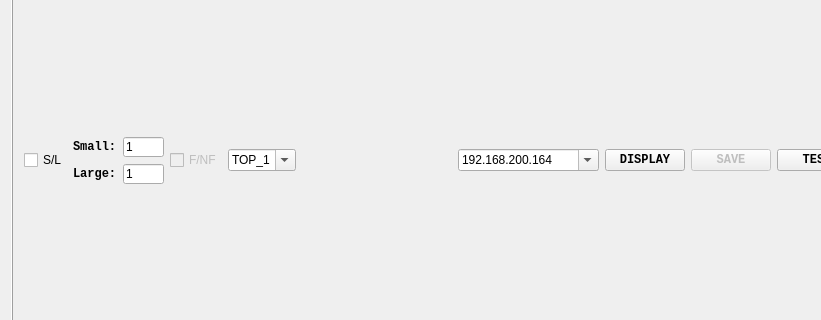
First picture: the form in src/gui/ui/autocalibpage.ui, repository joeaaron/AutoCalib, before the edit; both pictures show x 0 to 821 and y 494 to 814 of the 1062 by 919 pixel window.
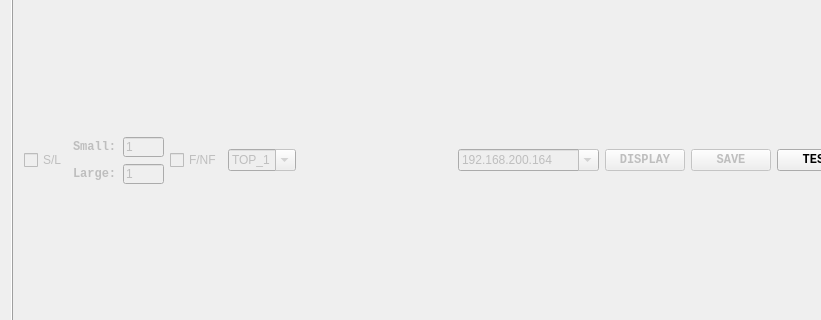
Second picture: the form after the edit. Icons and pictures are not drawn.

```diff
--- a/src/gui/ui/autocalibpage.ui
+++ b/src/gui/ui/autocalibpage.ui
@@ -217,6 +217,9 @@
           <layout class="QGridLayout" name="gridLayout_3">
            <item row="0" column="0">
             <widget class="QCheckBox" name="boardCheckBox">
+             <property name="enabled">
+              <bool>false</bool>
+             </property>
              <property name="text">
               <string>S/L</string>
              </property>
@@ -228,6 +231,9 @@
               <layout class="QHBoxLayout" name="horizontalLayout_3">
                <item>
                 <widget class="QLabel" name="label">
+                 <property name="enabled">
+                  <bool>false</bool>
+                 </property>
                  <property name="font">
                   <font>
                    <family>Consolas</family>
@@ -242,6 +248,9 @@
                </item>
                <item>
                 <widget class="QLineEdit" name="sCamlineEdit">
+                 <property name="enabled">
+                  <bool>false</bool>
+                 </property>
                  <property name="minimumSize">
                   <size>
                    <width>41</width>
@@ -265,6 +274,9 @@
               <layout class="QHBoxLayout" name="horizontalLayout_4">
                <item>
                 <widget class="QLabel" name="label_2">
+                 <property name="enabled">
+                  <bool>false</bool>
+                 </property>
                  <property name="font">
                   <font>
                    <family>Consolas</family>
@@ -279,6 +291,9 @@
                </item>
                <item>
                 <widget class="QLineEdit" name="lCamlineEdit">
+                 <property name="enabled">
+                  <bool>false</bool>
+                 </property>
                  <property name="minimumSize">
                   <size>
                    <width>41</width>
@@ -325,6 +340,9 @@
            </item>
            <item row="0" column="4">
             <widget class="QComboBox" name="calibIDCBox">
+             <property name="enabled">
+              <bool>false</bool>
+             </property>
              <property name="editable">
               <bool>true</bool>
              </property>
@@ -385,6 +403,9 @@
            </item>
            <item row="0" column="6">
             <widget class="QComboBox" name="ipCBox">
+             <property name="enabled">
+              <bool>false</bool>
+             </property>
              <property name="minimumSize">
               <size>
                <width>141</width>
@@ -404,7 +425,7 @@
            <item row="0" column="7">
             <widget class="QPushButton" name="displayBtn">
              <property name="enabled">
-              <bool>true</bool>
+              <bool>false</bool>
              </property>
              <property name="font">
               <font>
```
